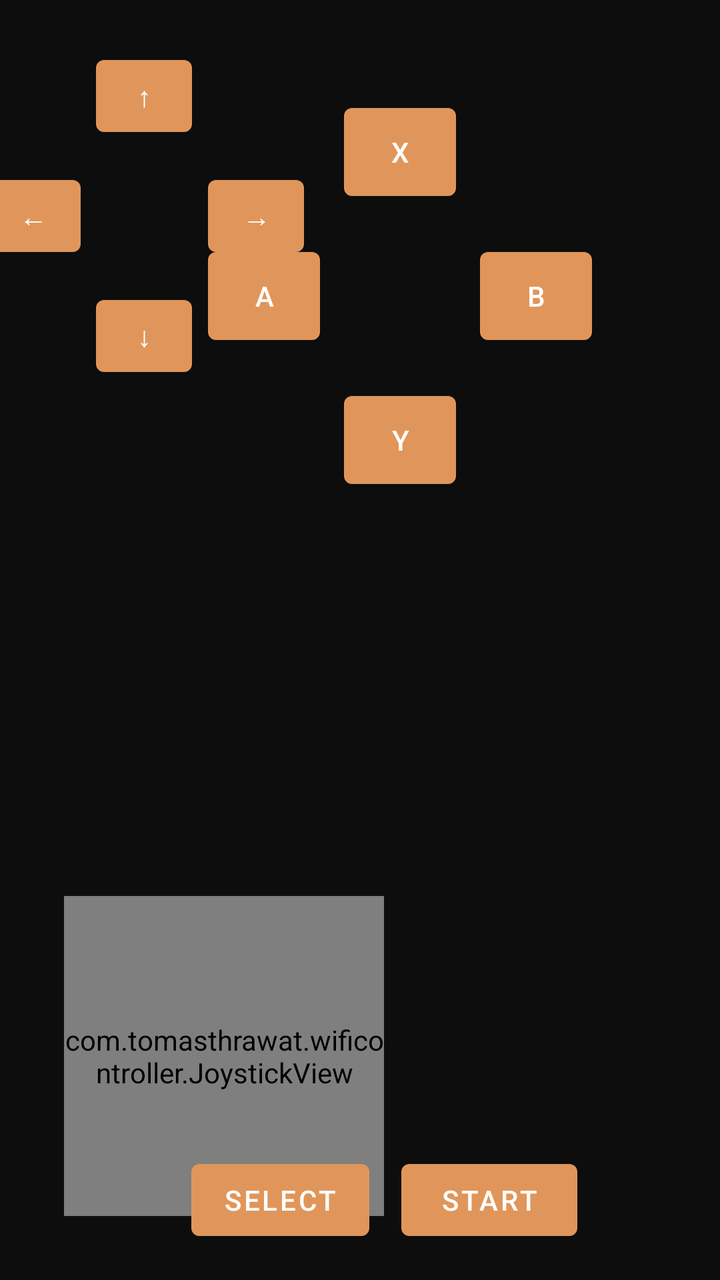
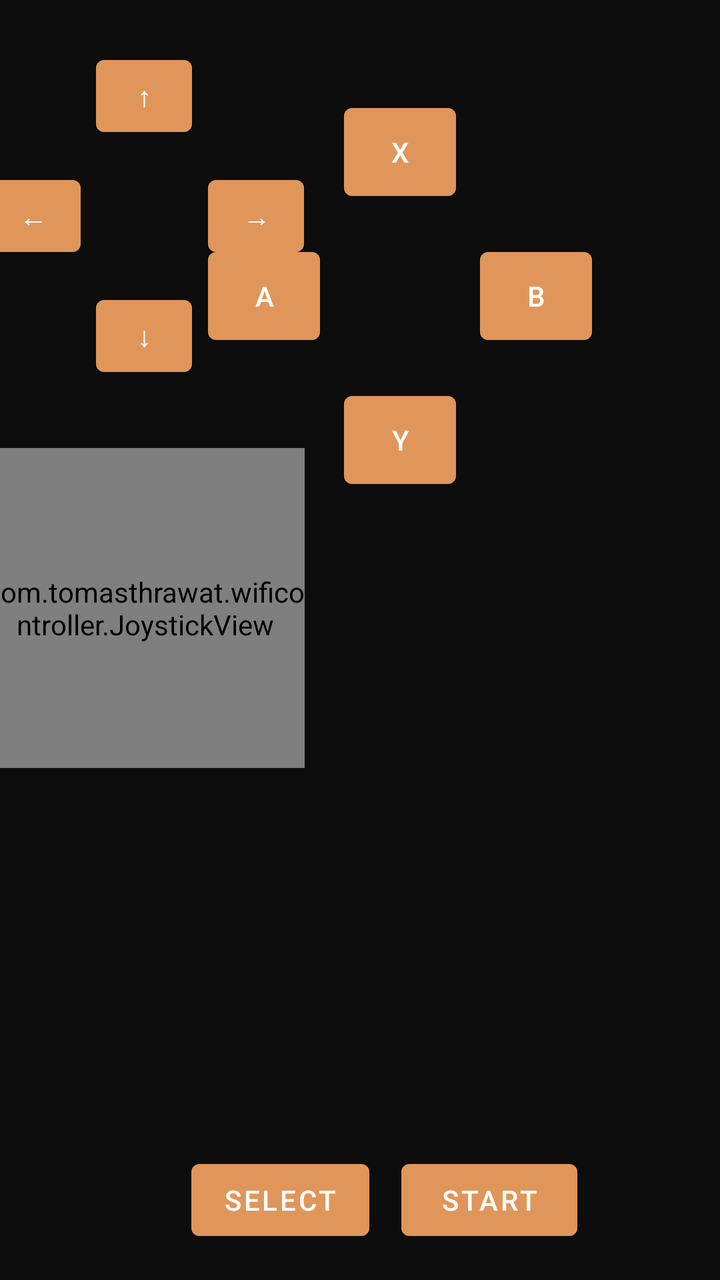

An Android layout rendered at two revisions. The XML below is the earlier revision; the diff shows what the commit changed to produce the second picture.
<!-- AndroidManifest.xml: application theme Theme.WifiController -->
<!-- res/layout/activity_controller.xml -->
<?xml version="1.0" encoding="utf-8"?>
<androidx.constraintlayout.widget.ConstraintLayout xmlns:android="http://schemas.android.com/apk/res/android"
    xmlns:app="http://schemas.android.com/apk/res-auto"
    android:layout_width="match_parent"
    android:layout_height="match_parent"
    android:layoutDirection="ltr"
    android:background="#0D0D0D">

    
    <com.tomasthrawat.wificontroller.JoystickView
        android:id="@+id/joystick"
        android:layout_width="160dp"
        android:layout_height="160dp"
        app:layout_constraintLeft_toLeftOf="parent"
        app:layout_constraintBottom_toBottomOf="parent"
        android:layout_marginStart="32dp"
        android:layout_marginBottom="32dp" />

    <Button
        android:id="@+id/btnUp"
        android:layout_width="48dp"
        android:layout_height="48dp"
        android:text="@string/dpad_up"
        app:layout_constraintLeft_toLeftOf="parent"
        app:layout_constraintTop_toTopOf="parent"
        android:layout_marginStart="48dp"
        android:layout_marginTop="24dp" />

    <Button
        android:id="@+id/btnDown"
        android:layout_width="48dp"
        android:layout_height="48dp"
        android:text="@string/dpad_down"
        app:layout_constraintLeft_toLeftOf="@id/btnUp"
        app:layout_constraintTop_toBottomOf="@id/btnUp"
        android:layout_marginTop="72dp" />

    <Button
        android:id="@+id/btnLeft"
        android:layout_width="48dp"
        android:layout_height="48dp"
        android:text="@string/dpad_left"
        app:layout_constraintRight_toLeftOf="@id/btnUp"
        app:layout_constraintTop_toTopOf="@id/btnUp"
        app:layout_constraintBottom_toBottomOf="@id/btnDown"
        android:layout_marginEnd="8dp" />

    <Button
        android:id="@+id/btnRight"
        android:layout_width="48dp"
        android:layout_height="48dp"
        android:text="@string/dpad_right"
        app:layout_constraintLeft_toRightOf="@id/btnUp"
        app:layout_constraintTop_toTopOf="@id/btnUp"
        app:layout_constraintBottom_toBottomOf="@id/btnDown"
        android:layout_marginStart="8dp" />

    
    <Button
        android:id="@+id/btnB"
        android:layout_width="56dp"
        android:layout_height="56dp"
        android:text="B"
        app:layout_constraintRight_toRightOf="parent"
        app:layout_constraintTop_toTopOf="parent"
        android:layout_marginEnd="64dp"
        android:layout_marginTop="120dp" />

    <Button
        android:id="@+id/btnA"
        android:layout_width="56dp"
        android:layout_height="56dp"
        android:text="A"
        app:layout_constraintRight_toLeftOf="@id/btnB"
        app:layout_constraintTop_toTopOf="@id/btnB"
        app:layout_constraintBottom_toBottomOf="@id/btnB"
        android:layout_marginEnd="80dp" />

    <Button
        android:id="@+id/btnX"
        android:layout_width="56dp"
        android:layout_height="56dp"
        android:text="X"
        app:layout_constraintLeft_toLeftOf="@id/btnA"
        app:layout_constraintRight_toRightOf="@id/btnB"
        app:layout_constraintBottom_toTopOf="@id/btnA"
        android:layout_marginBottom="16dp" />

    <Button
        android:id="@+id/btnY"
        android:layout_width="56dp"
        android:layout_height="56dp"
        android:text="Y"
        app:layout_constraintLeft_toLeftOf="@id/btnA"
        app:layout_constraintRight_toRightOf="@id/btnB"
        app:layout_constraintTop_toBottomOf="@id/btnA"
        android:layout_marginTop="16dp" />

    
    <Button
        android:id="@+id/btnSelect"
        android:layout_width="wrap_content"
        android:layout_height="wrap_content"
        android:text="@string/select"
        app:layout_constraintLeft_toLeftOf="parent"
        app:layout_constraintRight_toRightOf="parent"
        app:layout_constraintBottom_toBottomOf="parent"
        android:layout_marginBottom="16dp"
        android:layout_marginEnd="80dp" />

    <Button
        android:id="@+id/btnStart"
        android:layout_width="wrap_content"
        android:layout_height="wrap_content"
        android:text="@string/start"
        app:layout_constraintLeft_toRightOf="@id/btnSelect"
        app:layout_constraintBottom_toBottomOf="@id/btnSelect"
        android:layout_marginStart="16dp" />

</androidx.constraintlayout.widget.ConstraintLayout>
<!-- resources referenced by this layout -->
<resources>
  <string name="dpad_down">↓</string>
  <string name="dpad_left">←</string>
  <string name="dpad_right">→</string>
  <string name="dpad_up">↑</string>
  <string name="select">Select</string>
  <string name="start">Start</string>
  <style name="Theme.WifiController" parent="Theme.MaterialComponents.DayNight.NoActionBar">
          <item name="colorPrimary">@color/accent</item>
          <item name="android:windowBackground">@color/background_dark</item>
          <item name="android:statusBarColor">@color/black</item>
      </style>
  <color name="accent">#E0965A</color>
  <color name="background_dark">#0D0D0D</color>
  <color name="black">#000000</color>
</resources>

<!-- the commit's change to res/layout/activity_controller.xml (unified diff, before → after) -->
@@ -7,15 +7,6 @@
     android:background="#0D0D0D">
 
     
-    <com.tomasthrawat.wificontroller.JoystickView
-        android:id="@+id/joystick"
-        android:layout_width="160dp"
-        android:layout_height="160dp"
-        app:layout_constraintLeft_toLeftOf="parent"
-        app:layout_constraintBottom_toBottomOf="parent"
-        android:layout_marginStart="32dp"
-        android:layout_marginBottom="32dp" />
-
     <Button
         android:id="@+id/btnUp"
         android:layout_width="48dp"
@@ -54,6 +45,15 @@
         app:layout_constraintTop_toTopOf="@id/btnUp"
         app:layout_constraintBottom_toBottomOf="@id/btnDown"
         android:layout_marginStart="8dp" />
+
+    
+    <com.tomasthrawat.wificontroller.JoystickView
+        android:id="@+id/joystick"
+        android:layout_width="160dp"
+        android:layout_height="160dp"
+        app:layout_constraintLeft_toLeftOf="@id/btnLeft"
+        app:layout_constraintTop_toBottomOf="@id/btnDown"
+        android:layout_marginTop="32dp" />
 
     
     <Button
